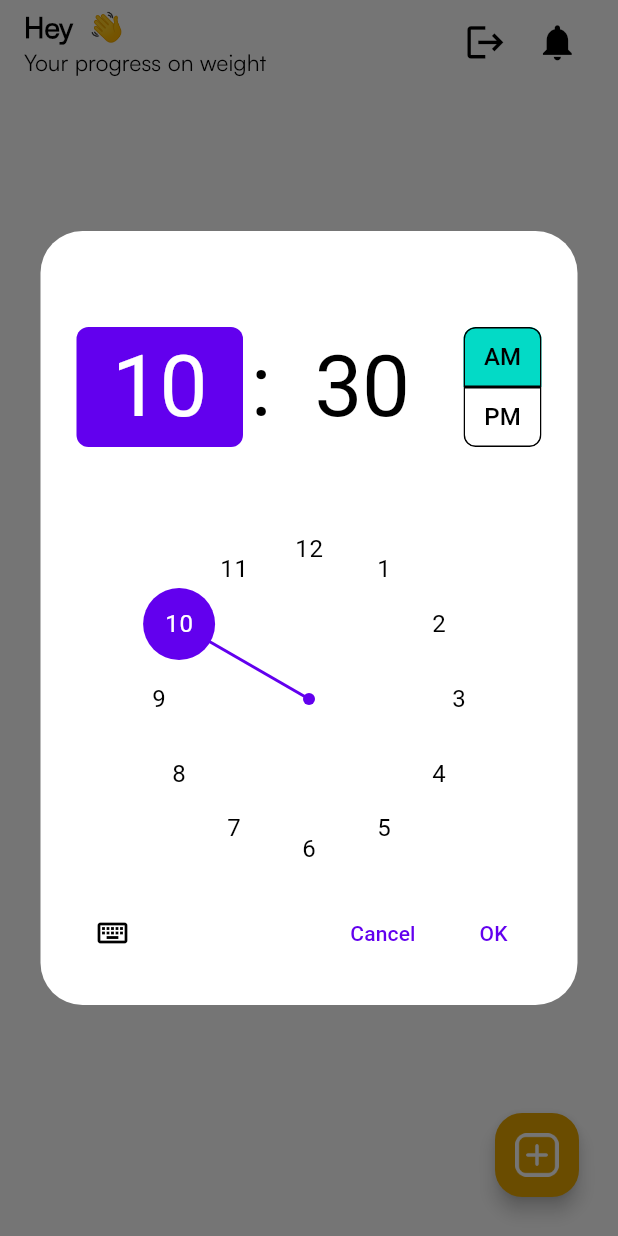
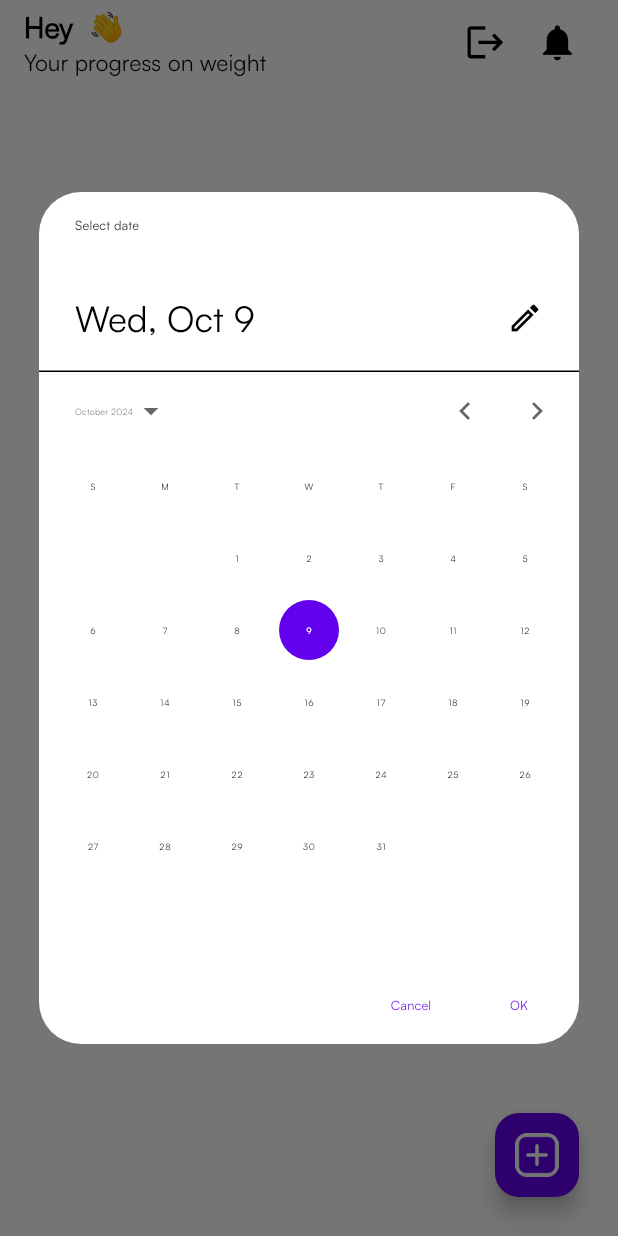
Before and after one commit to Shonu72/weightmagine, a Flutter app: the HomePage screen opened by its route, after a tap on the "notifications" icon, on a phone screen of 412 x 824 dp. Run offline on Flutter 3.47's test engine with Material 3 defaults, Android fonts, the phone set to English and light mode, and no system bars; our stand-ins replace flutter_local_notifications, fluttertoast, get, go_router, shared_preferences, sizer and 2 more; accounts and stored records are empty.

Commit message:
feature : notification service

```diff
--- a/lib/DI/injection.dart
+++ b/lib/DI/injection.dart
@@ -1,4 +1,5 @@
 import 'package:get/get.dart';
+import 'package:weightmagine/services/notification/notification_service.dart';
 import 'package:weightmagine/src/controllers/weight_controller.dart';
 
 class DependencyInjection {
@@ -8,5 +9,6 @@ class DependencyInjection {
 
   static void _injectController() {
     Get.lazyPut(() => WeightController());
+    Get.lazyPut(() => NotificationService());
   }
 }
--- a/lib/src/views/home_page.dart
+++ b/lib/src/views/home_page.dart
@@ -7,6 +7,7 @@ import 'package:weightmagine/core/theme/colors.dart';
 import 'package:weightmagine/core/theme/themes.dart';
 import 'package:weightmagine/core/utils/constants/app_string_constant.dart';
 import 'package:weightmagine/core/utils/helpers.dart';
+import 'package:weightmagine/services/notification/notification_service.dart';
 import 'package:weightmagine/services/routes/route_path.dart';
 import 'package:weightmagine/src/controllers/weight_controller.dart';
 import 'package:weightmagine/src/models/weight_model.dart';
@@ -20,6 +21,7 @@ class HomePage extends StatelessWidget {
   Widget build(BuildContext context) {
     TextEditingController weightController = TextEditingController();
     final WeightController controller = Get.find<WeightController>();
+    final notificationService = Get.find<NotificationService>();
 
     return Scaffold(
       appBar: AppBar(
@@ -28,11 +30,15 @@ class HomePage extends StatelessWidget {
           mainAxisAlignment: MainAxisAlignment.start,
           crossAxisAlignment: CrossAxisAlignment.start,
           children: [
-            Text('Hey ${controller.userName.value} 👋',
+            Obx(
+              () {
+                return Text('Hey ${controller.userName.value} 👋',
                     style: Theme.of(context)
                         .textTheme
                         .headlineMedium
-                    ?.copyWith(fontWeight: FontWeight.w600)),
+                        ?.copyWith(fontWeight: FontWeight.w600));
+              },
+            ),
             Text(AppStringConstant.progressText,
                 style: Theme.of(context)
                     .textTheme
@@ -52,6 +58,16 @@ class HomePage extends StatelessWidget {
           IconButton(
             icon: const Icon(Icons.notifications),
             onPressed: () async {
+              DateTime initialDateTime = DateTime.now();
+              DateTime? pickedDateTime = await showDatePicker(
+                context: context,
+                initialDate: initialDateTime,
+                firstDate: DateTime(2000),
+                lastDate: DateTime(2101),
+              );
+
+              if (pickedDateTime != null) {
+                // Show time picker after selecting the date
                 TimeOfDay initialTime = TimeOfDay.now();
                 final isDarkMode =
                     Theme.of(context).brightness == Brightness.dark;
@@ -81,8 +97,17 @@ class HomePage extends StatelessWidget {
                 );
 
                 if (pickedTime != null) {
-                // Will update time in the database here and show toast
-                print('Selected Time: ${pickedTime.format(context)}');
+                  DateTime selectedDateTime = DateTime(
+                    pickedDateTime.year,
+                    pickedDateTime.month,
+                    pickedDateTime.day,
+                    pickedTime.hour,
+                    pickedTime.minute,
+                  );
+                  print('Selected Date and Time: $selectedDateTime');
+                  controller
+                      .scheduleWeightReminderNotification(selectedDateTime);
+                }
               }
             },
           ),
@@ -273,13 +298,10 @@ class HomePage extends StatelessWidget {
                                 Navigator.pop(context);
                                 weightController.clear();
                               } else {
-                                Helpers.toast(
-                                    AppStringConstant.weightAddWarning);
+                                Helpers.toast(AppStringConstant.enterWeight);
                               }
                             },
-                            height: 50,
-                            textColor: AppColors.textWhiteColor,
-                          ),
+                          )
                         ],
                       ),
                     ),
@@ -288,11 +310,6 @@ class HomePage extends StatelessWidget {
               },
             );
           },
-          backgroundColor: AppColors.primaryColor,
-          elevation: 5,
-          shape: RoundedRectangleBorder(
-            borderRadius: BorderRadius.circular(18),
-          ),
           child: Image(
             image: const AssetImage('assets/add.png'),
             height: 3.5.h,
--- a/pubspec.yaml
+++ b/pubspec.yaml
@@ -43,6 +43,8 @@ dependencies:
   go_router: ^14.3.0
   fluttertoast: ^8.2.8
   intl: ^0.19.0
+  permission_handler: ^11.3.1
+  timezone: ^0.9.4
 
 dev_dependencies:
   flutter_test:
```
Also changed, not shown: lib/main.dart (+11 -1 lines), lib/services/notification/notification_service.dart (+67 -41 lines), lib/src/controllers/weight_controller.dart (+16 -8 lines), lib/src/views/onboarding_screen.dart (+22 -14 lines), pubspec.lock, 3 other files. Lines whose indentation alone changed are shown as unchanged.
